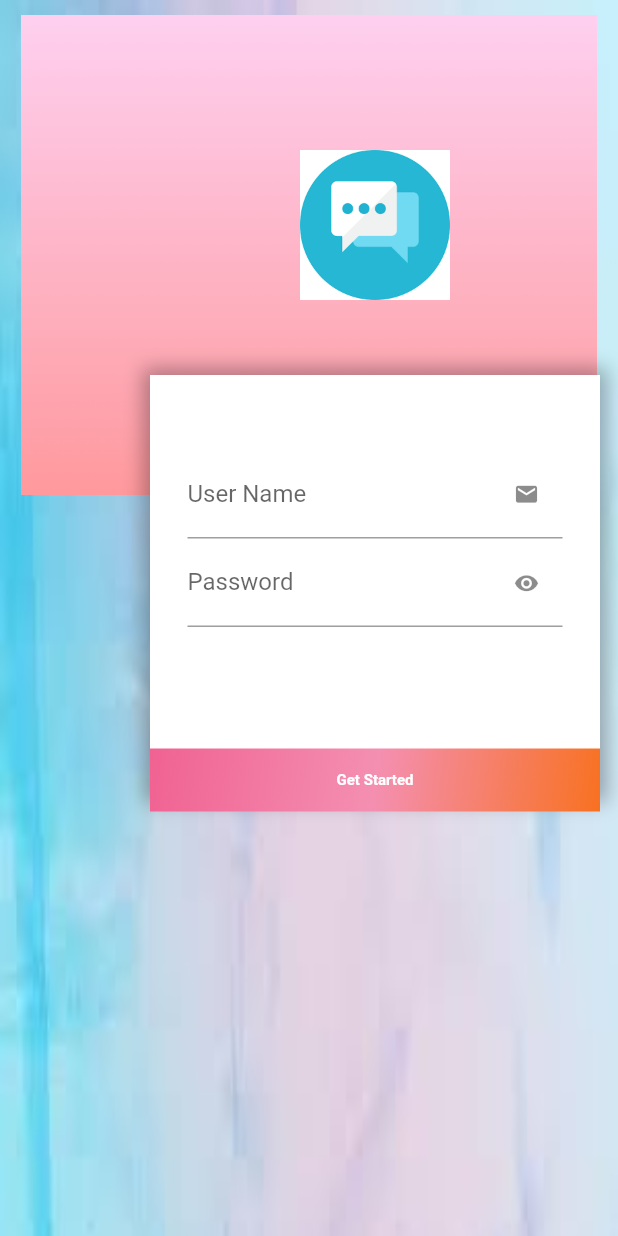
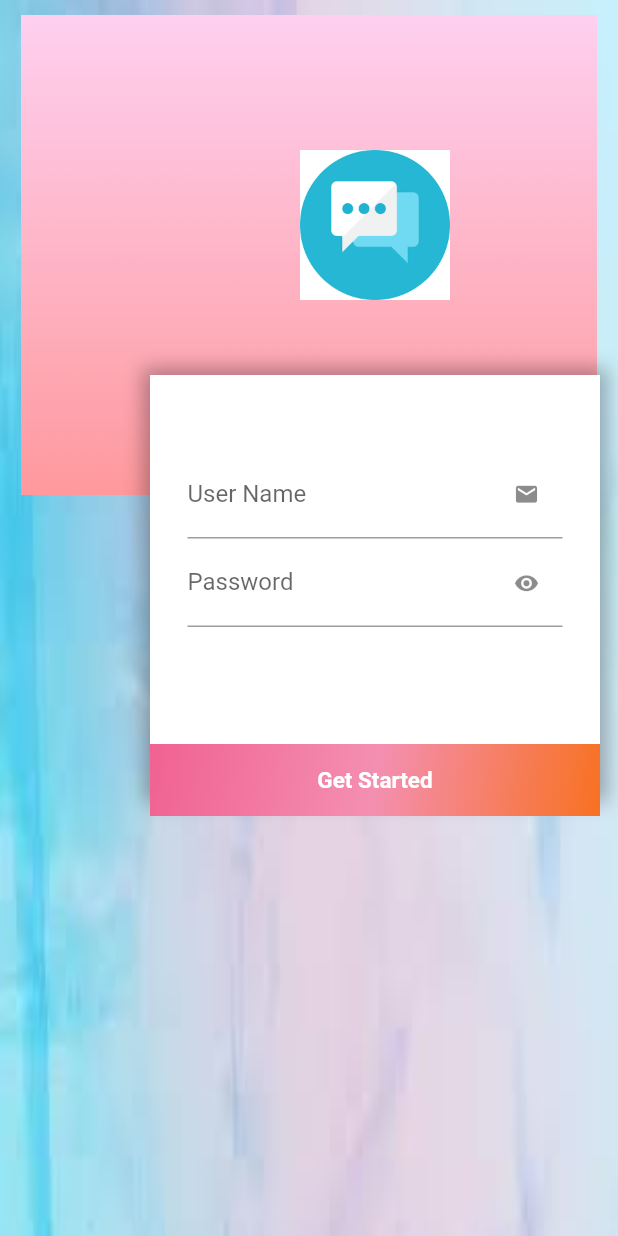
Before and after one commit to QuratulainSajid712/BSCS-B15-B-075-MAD, a Flutter app: the screen it shows after launch, on a phone screen of 412 x 824 dp. Run offline on Flutter 3.47's test engine with Material 2 defaults, Android fonts, the phone set to English and light mode, and no system bars.

Commit message:
added text widget

```diff
--- a/sessional1_075_b/lib/main.dart
+++ b/sessional1_075_b/lib/main.dart
@@ -100,7 +100,7 @@ boxShadow:[
         ),
       ),
 
-      SizedBox(height: 81,)    ,
+      SizedBox(height: 78,)    ,
       GestureDetector(
         child: Container(
           alignment: Alignment.center,
@@ -120,7 +120,7 @@ boxShadow:[
           ),
           child: Padding(
               padding: EdgeInsets.all(15.0),
-              child: Text("Get Started",textAlign: TextAlign.right, style:TextStyle(fontSize: 10.0,fontWeight: FontWeight.bold,color: Colors.white,))
+              child: Text("Get Started",textAlign: TextAlign.left, style:TextStyle(fontSize: 15.0,fontWeight: FontWeight.bold,color: Colors.white,))
           ),
         )
       ),
@@ -134,8 +134,12 @@ boxShadow:[
 
 
         ),
+          SizedBox(height: 150,),
+          Text("Not Registered? Create Account.", style: TextStyle(fontSize:14,color: Colors.black,),),
         ],
+
     ),
+
       ),
     ),
       ),
```
